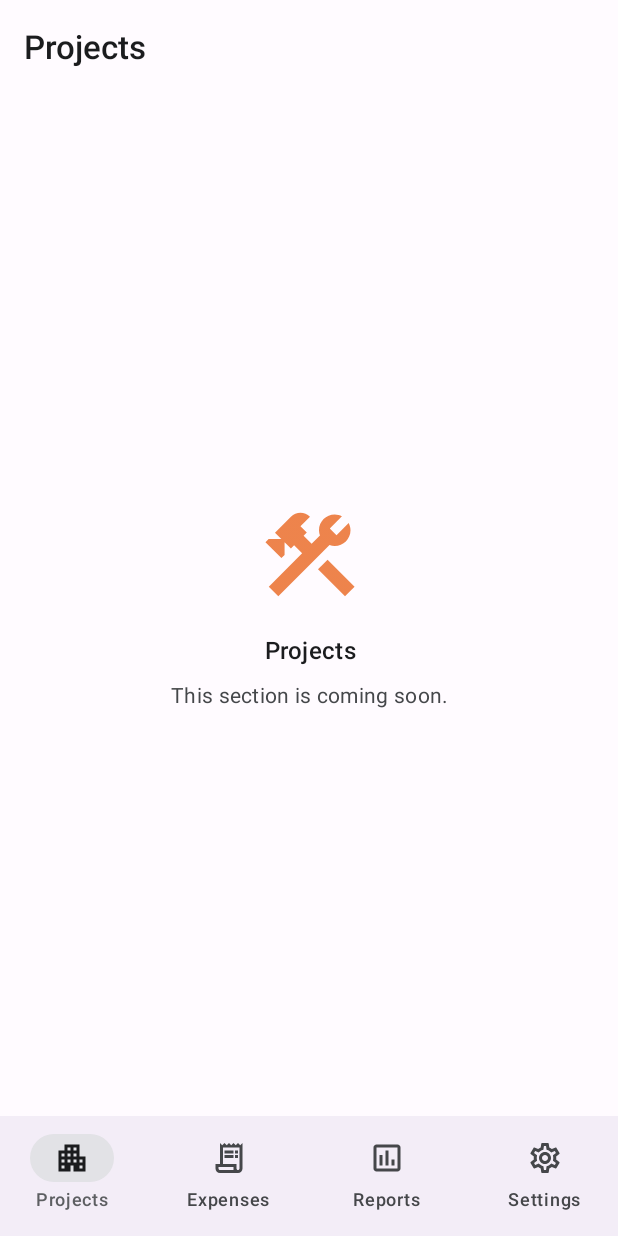
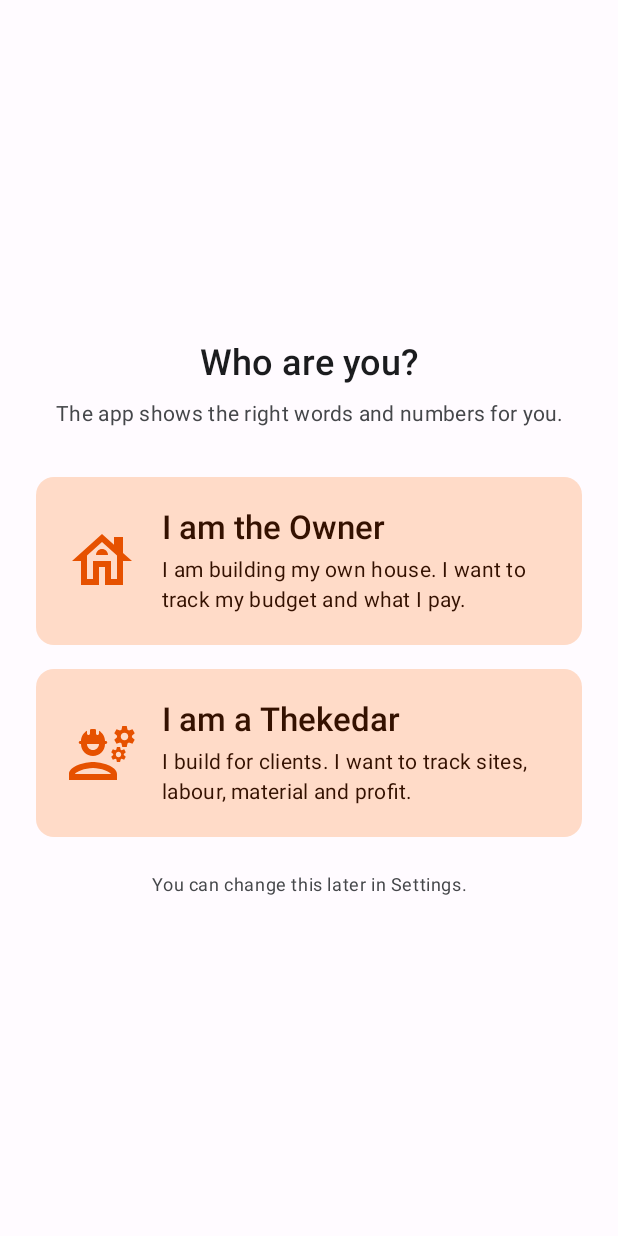
Before and after one commit to rkshani/ConstructionDiary, an Android app built with Jetpack Compose: the screen it shows after launch (MainActivity), on a phone screen of 412 x 824 dp. Run offline under Robolectric (Android 15) with nearby library versions, the phone set to English and light mode, and no system bars; our stand-ins replace Dagger/Hilt's generated code; libraries missing offline, so code that uses them is left out: androidx.hilt.lifecycle.

Commit message:
feat(user-role): first-launch Owner/Thekedar choice, settings DataStore, role-aware labels
Co-Authored-By: Claude Opus 5.5 <noreply@anthropic.com>

```diff
--- a/app/src/main/java/com/diary/construction/MainActivity.kt
+++ b/app/src/main/java/com/diary/construction/MainActivity.kt
@@ -1,23 +1,51 @@
 package com.diary.construction
 
+import android.content.Context
 import android.os.Bundle
 import androidx.activity.compose.setContent
 import androidx.activity.enableEdgeToEdge
+import androidx.activity.viewModels
+import androidx.compose.foundation.isSystemInDarkTheme
+import androidx.compose.runtime.CompositionLocalProvider
+import androidx.compose.runtime.getValue
+import androidx.compose.runtime.remember
 import androidx.fragment.app.FragmentActivity
+import androidx.lifecycle.compose.collectAsStateWithLifecycle
+import com.diary.construction.data.settings.LocaleStore
+import com.diary.construction.domain.model.ThemeMode
+import com.diary.construction.ui.components.LocalAppSettings
 import com.diary.construction.ui.navigation.ConstructionAppUi
 import com.diary.construction.ui.navigation.Routes
 import com.diary.construction.ui.theme.ConstructionTheme
 import dagger.hilt.android.AndroidEntryPoint
 
-/** FragmentActivity (not ComponentActivity) so the biometric prompt can be shown later. */
+/** FragmentActivity (not ComponentActivity) so the biometric prompt can be shown. */
 @AndroidEntryPoint
 class MainActivity : FragmentActivity() {
+
+    private val viewModel: MainViewModel by viewModels()
+
+    override fun attachBaseContext(newBase: Context) {
+        super.attachBaseContext(LocaleStore.wrap(newBase))
+    }
+
     override fun onCreate(savedInstanceState: Bundle?) {
         super.onCreate(savedInstanceState)
         enableEdgeToEdge()
         setContent {
-            ConstructionTheme {
-                ConstructionAppUi(startDestination = Routes.PROJECTS)
+            val settings by viewModel.settings.collectAsStateWithLifecycle()
+            val loaded = settings ?: return@setContent
+            val dark = when (loaded.themeMode) {
+                ThemeMode.SYSTEM -> isSystemInDarkTheme()
+                ThemeMode.DARK -> true
+                ThemeMode.LIGHT -> false
+            }
+            ConstructionTheme(darkTheme = dark) {
+                CompositionLocalProvider(LocalAppSettings provides loaded) {
+                    // Decided once per launch so picking a role does not rebuild the graph.
+                    val start = remember { if (loaded.role == null) Routes.ROLE else Routes.PROJECTS }
+                    ConstructionAppUi(startDestination = start)
+                }
             }
         }
     }
--- /dev/null
+++ b/app/src/main/java/com/diary/construction/MainViewModel.kt
@@ -0,0 +1,21 @@
+package com.diary.construction
+
+import androidx.lifecycle.ViewModel
+import androidx.lifecycle.viewModelScope
+import com.diary.construction.domain.model.AppSettings
+import com.diary.construction.domain.repository.SettingsRepository
+import dagger.hilt.android.lifecycle.HiltViewModel
+import kotlinx.coroutines.flow.SharingStarted
+import kotlinx.coroutines.flow.StateFlow
+import kotlinx.coroutines.flow.stateIn
+import javax.inject.Inject
+
+@HiltViewModel
+class MainViewModel @Inject constructor(
+    settingsRepository: SettingsRepository,
+) : ViewModel() {
+
+    /** null until the first read finishes. */
+    val settings: StateFlow<AppSettings?> = settingsRepository.settings
+        .stateIn(viewModelScope, SharingStarted.Eagerly, null)
+}
--- /dev/null
+++ b/app/src/main/java/com/diary/construction/data/settings/LocaleStore.kt
@@ -0,0 +1,36 @@
+package com.diary.construction.data.settings
+
+import android.content.Context
+import android.content.res.Configuration
+import com.diary.construction.domain.model.AppLanguage
+import java.util.Locale
+
+/**
+ * The app language must be known before the first screen draws, so a copy is kept in
+ * plain SharedPreferences (read synchronously in attachBaseContext). DataStore stays the
+ * source of truth for the settings screen.
+ */
+object LocaleStore {
+    private const val PREFS = "locale_cache"
+    private const val KEY = "language"
+
+    fun save(context: Context, language: AppLanguage) {
+        context.getSharedPreferences(PREFS, Context.MODE_PRIVATE).edit().putString(KEY, language.name).apply()
+    }
+
+    fun load(context: Context): AppLanguage {
+        val name = context.getSharedPreferences(PREFS, Context.MODE_PRIVATE).getString(KEY, null)
+        return AppLanguage.entries.firstOrNull { it.name == name } ?: AppLanguage.SYSTEM
+    }
+
+    /** Returns a context that uses the saved language (or the base one for "system"). */
+    fun wrap(base: Context): Context {
+        val tag = load(base).tag ?: return base
+        val locale = Locale.forLanguageTag(tag)
+        Locale.setDefault(locale)
+        val config = Configuration(base.resources.configuration)
+        config.setLocale(locale)
+        config.setLayoutDirection(locale)
+        return base.createConfigurationContext(config)
+    }
+}
--- /dev/null
+++ b/app/src/main/java/com/diary/construction/data/settings/SettingsRepositoryImpl.kt
@@ -0,0 +1,120 @@
+package com.diary.construction.data.settings
+
+import android.content.Context
+import androidx.datastore.core.DataStore
+import androidx.datastore.preferences.core.Preferences
+import androidx.datastore.preferences.core.booleanPreferencesKey
+import androidx.datastore.preferences.core.edit
+import androidx.datastore.preferences.core.intPreferencesKey
+import androidx.datastore.preferences.core.longPreferencesKey
+import androidx.datastore.preferences.core.stringPreferencesKey
+import com.diary.construction.domain.model.AppLanguage
+import com.diary.construction.domain.model.AppSettings
+import com.diary.construction.domain.model.AreaUnit
+import com.diary.construction.domain.model.ThemeMode
+import com.diary.construction.domain.model.UserRole
+import com.diary.construction.domain.repository.SettingsRepository
+import dagger.hilt.android.qualifiers.ApplicationContext
+import kotlinx.coroutines.flow.Flow
+import kotlinx.coroutines.flow.first
+import kotlinx.coroutines.flow.map
+import javax.inject.Inject
+import javax.inject.Singleton
+
+@Singleton
+class SettingsRepositoryImpl @Inject constructor(
+    private val store: DataStore<Preferences>,
+    @ApplicationContext private val context: Context,
+) : SettingsRepository {
+
+    private object Keys {
+        val ROLE = stringPreferencesKey("role")
+        val ONBOARDING = booleanPreferencesKey("onboarding_done")
+        val LANGUAGE = stringPreferencesKey("language")
+        val THEME = stringPreferencesKey("theme")
+        val CURRENCY = stringPreferencesKey("currency")
+        val AREA_UNIT = stringPreferencesKey("area_unit")
+        val LOCK = booleanPreferencesKey("lock_enabled")
+        val PIN_HASH = stringPreferencesKey("pin_hash")
+        val BIOMETRIC = booleanPreferencesKey("biometric")
+        val SELECTED_PROJECT = longPreferencesKey("selected_project")
+        val LABOUR_REMINDER = booleanPreferencesKey("labour_reminder")
+        val LABOUR_PAY_DAY = intPreferencesKey("labour_pay_day")
+        val SUPPLIER_REMINDER = booleanPreferencesKey("supplier_reminder")
+        val STAGE_REMINDER = booleanPreferencesKey("stage_reminder")
+    }
+
+    override val settings: Flow<AppSettings> = store.data.map { p ->
+        AppSettings(
+            role = p[Keys.ROLE]?.let { name -> UserRole.entries.firstOrNull { it.name == name } },
+            onboardingDone = p[Keys.ONBOARDING] ?: false,
+            language = enumOr(p[Keys.LANGUAGE], AppLanguage.SYSTEM),
+            themeMode = enumOr(p[Keys.THEME], ThemeMode.SYSTEM),
+            currency = p[Keys.CURRENCY] ?: AppSettings.DEFAULT_CURRENCY,
+            areaUnit = enumOr(p[Keys.AREA_UNIT], AreaUnit.MARLA),
+            lockEnabled = p[Keys.LOCK] ?: false,
+            pinHash = p[Keys.PIN_HASH],
+            biometricEnabled = p[Keys.BIOMETRIC] ?: false,
+            selectedProjectId = p[Keys.SELECTED_PROJECT],
+            labourReminder = p[Keys.LABOUR_REMINDER] ?: false,
+            labourPayDay = p[Keys.LABOUR_PAY_DAY] ?: 7,
+            supplierReminder = p[Keys.SUPPLIER_REMINDER] ?: false,
+            stageReminder = p[Keys.STAGE_REMINDER] ?: false,
+        )
+    }
+
+    override suspend fun current(): AppSettings = settings.first()
+
+    override suspend fun setRole(role: UserRole) { store.edit { it[Keys.ROLE] = role.name } }
+
+    override suspend fun setOnboardingDone(done: Boolean) { store.edit { it[Keys.ONBOARDING] = done } }
+
+    override suspend fun setLanguage(language: AppLanguage) {
+        store.edit { it[Keys.LANGUAGE] = language.name }
+        LocaleStore.save(context, language)
+    }
+
+    override suspend fun setThemeMode(mode: ThemeMode) { store.edit { it[Keys.THEME] = mode.name } }
+
+    override suspend fun setCurrency(currency: String) { store.edit { it[Keys.CURRENCY] = currency } }
+
+    override suspend fun setAreaUnit(unit: AreaUnit) { store.edit { it[Keys.AREA_UNIT] = unit.name } }
+
+    override suspend fun setLock(enabled: Boolean, pinHash: String?) {
+        store.edit {
+            it[Keys.LOCK] = enabled
+            if (pinHash != null) {
+                it[Keys.PIN_HASH] = pinHash
+            } else {
+                it.remove(Keys.PIN_HASH)
+            }
+            if (!enabled) it[Keys.BIOMETRIC] = false
+        }
+    }
+
+    override suspend fun setBiometric(enabled: Boolean) { store.edit { it[Keys.BIOMETRIC] = enabled } }
+
+    override suspend fun setSelectedProject(projectId: Long?) {
+        store.edit {
+            if (projectId != null) {
+                it[Keys.SELECTED_PROJECT] = projectId
+            } else {
+                it.remove(Keys.SELECTED_PROJECT)
+            }
+        }
+    }
+
+    override suspend fun setLabourReminder(enabled: Boolean, payDay: Int) {
+        store.edit {
+            it[Keys.LABOUR_REMINDER] = enabled
+            it[Keys.LABOUR_PAY_DAY] = payDay
+        }
+    }
+
+    override suspend fun setSupplierReminder(enabled: Boolean) { store.edit { it[Keys.SUPPLIER_REMINDER] = enabled } }
+
+    override suspend fun setStageReminder(enabled: Boolean) { store.edit { it[Keys.STAGE_REMINDER] = enabled } }
+
+    private inline fun <reified T : Enum<T>> enumOr(name: String?, default: T): T =
+        enumValues<T>().firstOrNull { it.name == name } ?: default
+}
--- /dev/null
+++ b/app/src/main/java/com/diary/construction/di/SettingsModule.kt
@@ -0,0 +1,32 @@
+package com.diary.construction.di
+
+import android.content.Context
+import androidx.datastore.core.DataStore
+import androidx.datastore.preferences.core.PreferenceDataStoreFactory
+import androidx.datastore.preferences.core.Preferences
+import androidx.datastore.preferences.preferencesDataStoreFile
+import com.diary.construction.data.settings.SettingsRepositoryImpl
+import com.diary.construction.domain.repository.SettingsRepository
+import dagger.Binds
+import dagger.Module
+import dagger.Provides
+import dagger.hilt.InstallIn
+import dagger.hilt.android.qualifiers.ApplicationContext
+import dagger.hilt.components.SingletonComponent
+import javax.inject.Singleton
+
+@Module
+@InstallIn(SingletonComponent::class)
+object DataStoreModule {
+    @Provides
+    @Singleton
+    fun provideDataStore(@ApplicationContext context: Context): DataStore<Preferences> =
+        PreferenceDataStoreFactory.create { context.preferencesDataStoreFile("settings") }
+}
+
+@Module
+@InstallIn(SingletonComponent::class)
+abstract class SettingsModule {
+    @Binds
+    abstract fun settings(impl: SettingsRepositoryImpl): SettingsRepository
+}
--- /dev/null
+++ b/app/src/main/java/com/diary/construction/domain/model/AppSettings.kt
@@ -0,0 +1,28 @@
+package com.diary.construction.domain.model
+
+/** All user settings (kept in DataStore). */
+data class AppSettings(
+    /** null until the user picks a role on first launch. */
+    val role: UserRole? = null,
+    val onboardingDone: Boolean = false,
+    val language: AppLanguage = AppLanguage.SYSTEM,
+    val themeMode: ThemeMode = ThemeMode.SYSTEM,
+    /** Shown before amounts, e.g. "Rs". */
+    val currency: String = DEFAULT_CURRENCY,
+    val areaUnit: AreaUnit = AreaUnit.MARLA,
+    val lockEnabled: Boolean = false,
+    val pinHash: String? = null,
+    val biometricEnabled: Boolean = false,
+    /** Project picked on the Expenses / Reports tabs. */
+    val selectedProjectId: Long? = null,
+    val labourReminder: Boolean = false,
+    /** java.util.Calendar day of week (Sunday = 1). */
+    val labourPayDay: Int = 7,
+    val supplierReminder: Boolean = false,
+    val stageReminder: Boolean = false,
+) {
+    companion object {
+        const val DEFAULT_CURRENCY = "Rs"
+        val CURRENCIES = listOf("Rs", "PKR", "₹", "INR", "AED", "SAR", "$", "")
+    }
+}
--- /dev/null
+++ b/app/src/main/java/com/diary/construction/domain/repository/SettingsRepository.kt
@@ -0,0 +1,27 @@
+package com.diary.construction.domain.repository
+
+import com.diary.construction.domain.model.AppLanguage
+import com.diary.construction.domain.model.AppSettings
+import com.diary.construction.domain.model.AreaUnit
+import com.diary.construction.domain.model.ThemeMode
+import com.diary.construction.domain.model.UserRole
+import kotlinx.coroutines.flow.Flow
+
+interface SettingsRepository {
+    val settings: Flow<AppSettings>
+
+    suspend fun current(): AppSettings
+
+    suspend fun setRole(role: UserRole)
+    suspend fun setOnboardingDone(done: Boolean)
+    suspend fun setLanguage(language: AppLanguage)
+    suspend fun setThemeMode(mode: ThemeMode)
+    suspend fun setCurrency(currency: String)
+    suspend fun setAreaUnit(unit: AreaUnit)
+    suspend fun setLock(enabled: Boolean, pinHash: String?)
+    suspend fun setBiometric(enabled: Boolean)
+    suspend fun setSelectedProject(projectId: Long?)
+    suspend fun setLabourReminder(enabled: Boolean, payDay: Int)
+    suspend fun setSupplierReminder(enabled: Boolean)
+    suspend fun setStageReminder(enabled: Boolean)
+}
--- a/app/src/main/java/com/diary/construction/ui/navigation/AppNavHost.kt
+++ b/app/src/main/java/com/diary/construction/ui/navigation/AppNavHost.kt
@@ -7,6 +7,7 @@ import androidx.navigation.compose.NavHost
 import androidx.navigation.compose.composable
 import com.diary.construction.R
 import com.diary.construction.ui.components.PlaceholderScreen
+import com.diary.construction.ui.role.RoleSelectScreen
 
 @Composable
 fun AppNavHost(
@@ -15,6 +16,11 @@ fun AppNavHost(
     modifier: Modifier = Modifier,
 ) {
     NavHost(navController = navController, startDestination = startDestination, modifier = modifier) {
+        composable(Routes.ROLE) {
+            RoleSelectScreen(onDone = {
+                navController.navigate(Routes.PROJECTS) { popUpTo(Routes.ROLE) { inclusive = true } }
+            })
+        }
         composable(Routes.PROJECTS) { PlaceholderScreen(R.string.tab_projects) }
         composable(Routes.EXPENSES) { PlaceholderScreen(R.string.tab_expenses) }
         composable(Routes.REPORTS) { PlaceholderScreen(R.string.tab_reports) }
--- a/app/src/main/java/com/diary/construction/ui/navigation/ConstructionAppUi.kt
+++ b/app/src/main/java/com/diary/construction/ui/navigation/ConstructionAppUi.kt
@@ -12,7 +12,6 @@ import androidx.compose.runtime.getValue
 import androidx.compose.ui.Modifier
 import androidx.compose.ui.res.stringResource
 import androidx.navigation.NavDestination.Companion.hierarchy
-import androidx.navigation.NavGraph.Companion.findStartDestination
 import androidx.navigation.NavHostController
 import androidx.navigation.compose.currentBackStackEntryAsState
 import androidx.navigation.compose.rememberNavController
@@ -38,7 +37,8 @@ fun ConstructionAppUi(
                             selected = selected,
                             onClick = {
                                 navController.navigate(tab.route) {
-                                    popUpTo(navController.graph.findStartDestination().id) { saveState = true }
+                                    // Projects is always the root once the first-launch screens are done.
+                                    popUpTo(Routes.PROJECTS) { saveState = true }
                                     launchSingleTop = true
                                     restoreState = true
                                 }
--- a/app/src/main/java/com/diary/construction/ui/navigation/Routes.kt
+++ b/app/src/main/java/com/diary/construction/ui/navigation/Routes.kt
@@ -8,6 +8,9 @@ object Routes {
     const val REPORTS = "reports"
     const val SETTINGS = "settings"
 
+    // First launch
+    const val ROLE = "role"
+
     const val ARG_PROJECT_ID = "projectId"
     const val ARG_ID = "id"
 }
--- /dev/null
+++ b/app/src/main/java/com/diary/construction/ui/role/RoleSelectScreen.kt
@@ -0,0 +1,122 @@
+package com.diary.construction.ui.role
+
+import androidx.compose.foundation.layout.Arrangement
+import androidx.compose.foundation.layout.Column
+import androidx.compose.foundation.layout.Row
+import androidx.compose.foundation.layout.Spacer
+import androidx.compose.foundation.layout.fillMaxSize
+import androidx.compose.foundation.layout.fillMaxWidth
+import androidx.compose.foundation.layout.height
+import androidx.compose.foundation.layout.padding
+import androidx.compose.foundation.layout.size
+import androidx.compose.foundation.layout.systemBarsPadding
+import androidx.compose.foundation.rememberScrollState
+import androidx.compose.foundation.verticalScroll
+import androidx.compose.material.icons.Icons
+import androidx.compose.material.icons.outlined.Engineering
+import androidx.compose.material.icons.outlined.House
+import androidx.compose.material3.Card
+import androidx.compose.material3.CardDefaults
+import androidx.compose.material3.Icon
+import androidx.compose.material3.MaterialTheme
+import androidx.compose.material3.Surface
+import androidx.compose.material3.Text
+import androidx.compose.runtime.Composable
+import androidx.compose.ui.Alignment
+import androidx.compose.ui.Modifier
+import androidx.compose.ui.graphics.vector.ImageVector
+import androidx.compose.ui.res.stringResource
+import androidx.compose.ui.text.style.TextAlign
+import androidx.compose.ui.unit.dp
+import androidx.hilt.lifecycle.viewmodel.compose.hiltViewModel
+import androidx.lifecycle.ViewModel
+import androidx.lifecycle.viewModelScope
+import com.diary.construction.R
+import com.diary.construction.domain.model.UserRole
+import com.diary.construction.domain.repository.SettingsRepository
+import dagger.hilt.android.lifecycle.HiltViewModel
+import kotlinx.coroutines.launch
+import javax.inject.Inject
+
+@HiltViewModel
+class RoleViewModel @Inject constructor(
+    private val settings: SettingsRepository,
+) : ViewModel() {
+    fun choose(role: UserRole, onDone: () -> Unit) {
+        viewModelScope.launch {
+            settings.setRole(role)
+            onDone()
+        }
+    }
+}
+
+/** First-launch question: "I am the Owner" or "I am a Thekedar". */
+@Composable
+fun RoleSelectScreen(
+    onDone: () -> Unit,
+    viewModel: RoleViewModel = hiltViewModel(),
+) {
+    Surface(Modifier.fillMaxSize()) {
+        Column(
+            Modifier
+                .fillMaxSize()
+                .systemBarsPadding()
+                .verticalScroll(rememberScrollState())
+                .padding(24.dp),
+            verticalArrangement = Arrangement.Center,
+            horizontalAlignment = Alignment.CenterHorizontally,
+        ) {
+            Text(
+                stringResource(R.string.role_title),
+                style = MaterialTheme.typography.headlineSmall,
+                textAlign = TextAlign.Center,
+            )
+            Spacer(Modifier.height(8.dp))
+            Text(
+                stringResource(R.string.role_subtitle),
+                style = MaterialTheme.typography.bodyMedium,
+                color = MaterialTheme.colorScheme.onSurfaceVariant,
+                textAlign = TextAlign.Center,
+            )
+            Spacer(Modifier.height(32.dp))
+            RoleCard(
+                icon = Icons.Outlined.House,
+                title = stringResource(R.string.role_owner),
+                detail = stringResource(R.string.role_owner_detail),
+                onClick = { viewModel.choose(UserRole.OWNER, onDone) },
+            )
+            Spacer(Modifier.height(16.dp))
+            RoleCard(
+                icon = Icons.Outlined.Engineering,
+                title = stringResource(R.string.role_thekedar),
+                detail = stringResource(R.string.role_thekedar_detail),
+                onClick = { viewModel.choose(UserRole.THEKEDAR, onDone) },
+            )
+            Spacer(Modifier.height(24.dp))
+            Text(
+                stringResource(R.string.role_change_later),
+                style = MaterialTheme.typography.bodySmall,
+                color = MaterialTheme.colorScheme.onSurfaceVariant,
+                textAlign = TextAlign.Center,
+            )
+        }
+    }
+}
+
+@Composable
+private fun RoleCard(icon: ImageVector, title: String, detail: String, onClick: () -> Unit) {
+    Card(
+        onClick = onClick,
+        modifier = Modifier.fillMaxWidth(),
+        colors = CardDefaults.cardColors(containerColor = MaterialTheme.colorScheme.primaryContainer),
+    ) {
+        Row(Modifier.padding(20.dp), verticalAlignment = Alignment.CenterVertically) {
+            Icon(icon, contentDescription = null, modifier = Modifier.size(48.dp), tint = MaterialTheme.colorScheme.primary)
+            Column(Modifier.padding(start = 16.dp)) {
+                Text(title, style = MaterialTheme.typography.titleLarge, color = MaterialTheme.colorScheme.onPrimaryContainer)
+                Spacer(Modifier.height(4.dp))
+                Text(detail, style = MaterialTheme.typography.bodyMedium, color = MaterialTheme.colorScheme.onPrimaryContainer)
+            }
+        }
+    }
+}
--- a/app/src/main/res/values/strings.xml
+++ b/app/src/main/res/values/strings.xml
@@ -17,4 +17,11 @@
     <string name="action_share">Share</string>
     <string name="action_search">Search</string>
     <string name="coming_soon">This section is coming soon.</string>
+    <string name="role_title">Who are you?</string>
+    <string name="role_subtitle">The app shows the right words and numbers for you.</string>
+    <string name="role_owner">I am the Owner</string>
+    <string name="role_owner_detail">I am building my own house. I want to track my budget and what I pay.</string>
+    <string name="role_thekedar">I am a Thekedar</string>
+    <string name="role_thekedar_detail">I build for clients. I want to track sites, labour, material and profit.</string>
+    <string name="role_change_later">You can change this later in Settings.</string>
 </resources>
```
Also changed, not shown: app/src/main/java/com/diary/construction/ui/components/Locals.kt (added, +28 -0 lines), 1 other file.
